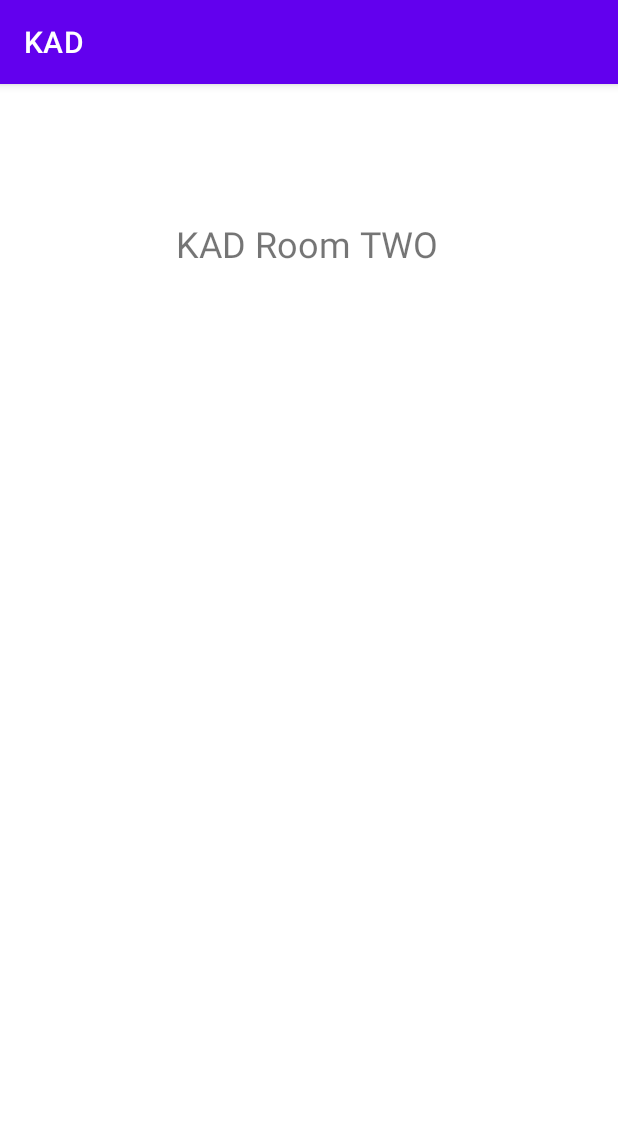
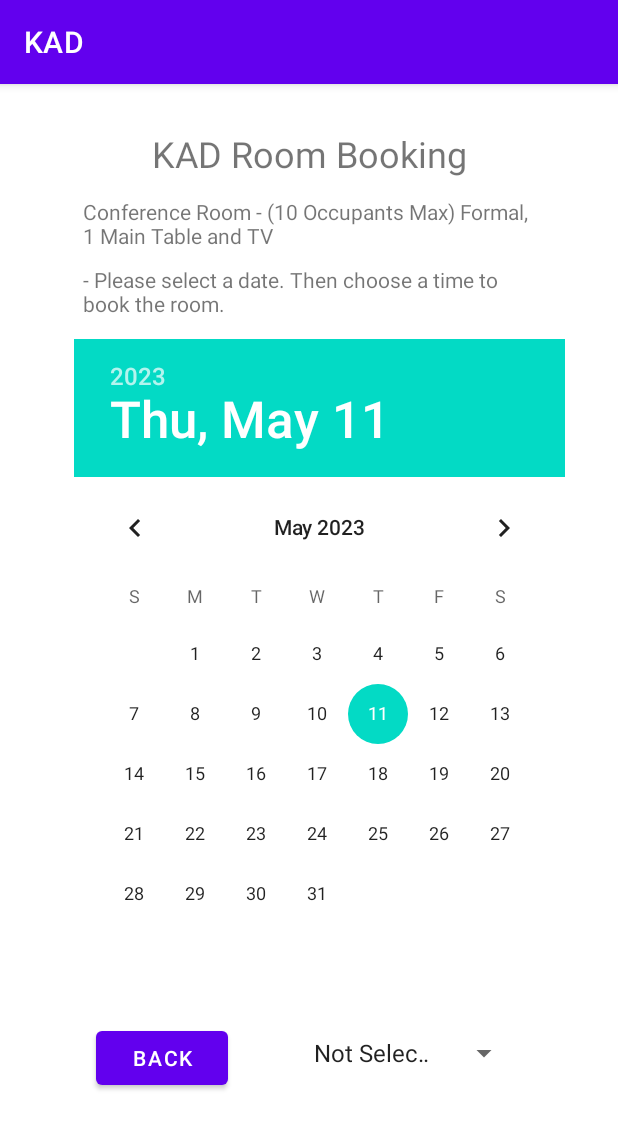
Before and after one commit to ArtLiathain/KadWebsite, an Android app: the RoomSelection screen opened directly, with no data from a screen before it, after a tap on "ROOM 2", on a phone screen of 412 x 824 dp. Shown: the top 1129 px of the screen. Run offline under Robolectric (Android 15) with nearby library versions, the phone set to English and light mode, and no system bars.

Commit message:
Refactor the room booking classes

```diff
--- a/app/src/main/AndroidManifest.xml
+++ b/app/src/main/AndroidManifest.xml
@@ -25,13 +25,7 @@
             android:name=".RoomSelection">
         </activity>
         <activity
-            android:name=".Room1">
-        </activity>
-        <activity
-            android:name=".Room2">
-        </activity>
-        <activity
-            android:name=".Room3">
+            android:name=".RoomBookingPage">
         </activity>
     </application>
 
--- a/app/src/main/java/com/example/kad/Room2.java
+++ /dev/null
@@ -1,13 +0,0 @@
-package com.example.kad;
-
-import android.os.Bundle;
-
-import androidx.appcompat.app.AppCompatActivity;
-
-public class Room2 extends AppCompatActivity {
-    @Override
-    protected void onCreate(Bundle savedInstanceState) {
-        super.onCreate(savedInstanceState);
-        setContentView(R.layout.room_2);
-    }
-}
--- a/app/src/main/java/com/example/kad/Room1.java
+++ b/app/src/main/java/com/example/kad/RoomBookingPage.java
@@ -16,7 +16,10 @@ import androidx.appcompat.app.AppCompatActivity;
 import java.util.Arrays;
 import java.util.List;
 
-public class Room1 extends AppCompatActivity { //--------------------------------------------------
+
+public class RoomBookingPage extends AppCompatActivity {
+
+
     Button RoomSelection;
     Spinner hoursAvailable;
     DatePicker datePicker;
@@ -26,35 +29,34 @@ public class Room1 extends AppCompatActivity { //-------------------------------
     @Override
     protected void onCreate(Bundle savedInstanceState) {
         super.onCreate(savedInstanceState);
-        setContentView(R.layout.room_1);
+        setContentView(R.layout.room_booking_page);
 
 // ---------------------------------Back Button---------------------------------
 
-        RoomSelection = findViewById(R.id.backRoom1);
+        RoomSelection = findViewById(R.id.backButtonRoomSelection);
         RoomSelection.setOnClickListener(new View.OnClickListener() {
             @Override
             public void onClick(View view) {
-                Intent intent = new Intent(Room1.this, RoomSelection.class);
+                Intent intent = new Intent(RoomBookingPage.this, RoomSelection.class);
                 startActivity(intent);
-                Toast.makeText(Room1.this, "The Back R1 Button Works", Toast.LENGTH_SHORT).show();
+                Toast.makeText(RoomBookingPage.this, "The Back Button Works", Toast.LENGTH_SHORT).show();
             }
         });
 
 
 // ---------------------------------Date Picker---------------------------------
 
-        datePicker = findViewById(R.id.datePicker1);
+        datePicker = findViewById(R.id.datePicker);
         datePicker.setOnDateChangedListener(new DatePicker.OnDateChangedListener() {
             @Override
             public void onDateChanged(DatePicker view, int year, int monthOfYear, int dayOfMonth) {
-                Toast.makeText(Room1.this, "Calendar Works " + dayOfMonth + ' ' + monthOfYear + ' ' + year, Toast.LENGTH_SHORT).show();
+                Toast.makeText(RoomBookingPage.this, "Calendar Works " + dayOfMonth + ' ' + monthOfYear + ' ' + year, Toast.LENGTH_SHORT).show();
             }
         });
 
-
 // ---------------------------------Hours Available---------------------------------
 
-        hoursAvailable = findViewById(R.id.hours_spinner);
+        hoursAvailable = findViewById(R.id.dropdownTimeSelection);
         // Retrieve a list of available times from a data source
         List<String> listHoursAvailable = functionListHoursAvailable();
         //functionListHoursAvailable();
@@ -84,5 +86,4 @@ public class Room1 extends AppCompatActivity { //-------------------------------
         // "10:00 AM", "11:00 AM", "12:00 PM", "1:00 PM", "2:00 PM", "3:00 PM"
         // 0, 1, 2, 3, 4, 5, 6, 7, 8, 9, 10
     }
-
 }
--- a/app/src/main/java/com/example/kad/RoomSelection.java
+++ b/app/src/main/java/com/example/kad/RoomSelection.java
@@ -27,7 +27,7 @@ public class RoomSelection extends AppCompatActivity {
         Room1.setOnClickListener(new View.OnClickListener() {
             @Override
             public void onClick(View view) {
-                Intent intent = new Intent(RoomSelection.this, Room1.class);
+                Intent intent = new Intent(RoomSelection.this, RoomBookingPage.class);
                 startActivity(intent);
                 Toast.makeText(RoomSelection.this, "The Room1 Button Works", Toast.LENGTH_SHORT).show();
             }
@@ -36,7 +36,7 @@ public class RoomSelection extends AppCompatActivity {
         Room2.setOnClickListener(new View.OnClickListener() {
             @Override
             public void onClick(View view) {
-                Intent intent = new Intent(RoomSelection.this, Room2.class);
+                Intent intent = new Intent(RoomSelection.this, RoomBookingPage.class);
                 startActivity(intent);
                 Toast.makeText(RoomSelection.this, "The Room2 Button Works", Toast.LENGTH_SHORT).show();
             }
@@ -45,7 +45,7 @@ public class RoomSelection extends AppCompatActivity {
         Room3.setOnClickListener(new View.OnClickListener() {
             @Override
             public void onClick(View view) {
-                Intent intent = new Intent(RoomSelection.this, Room3.class);
+                Intent intent = new Intent(RoomSelection.this, RoomBookingPage.class);
                 startActivity(intent);
                 Toast.makeText(RoomSelection.this, "The Room3 Button Works", Toast.LENGTH_SHORT).show();
             }
--- a/app/src/main/res/layout/room_2.xml
+++ /dev/null
@@ -1,19 +0,0 @@
-<?xml version="1.0" encoding="utf-8"?>
-<androidx.constraintlayout.widget.ConstraintLayout xmlns:android="http://schemas.android.com/apk/res/android"
-    android:layout_width="match_parent"
-    android:layout_height="match_parent"
-    xmlns:app="http://schemas.android.com/apk/res-auto">
-
-    <TextView
-        android:id="@+id/textView2"
-        android:layout_width="wrap_content"
-        android:layout_height="wrap_content"
-        android:layout_marginTop="90dp"
-        android:text="KAD Room TWO"
-        android:textSize="24sp"
-        app:layout_constraintEnd_toEndOf="parent"
-        app:layout_constraintHorizontal_bias="0.495"
-        app:layout_constraintStart_toStartOf="parent"
-        app:layout_constraintTop_toTopOf="parent" />
-
-</androidx.constraintlayout.widget.ConstraintLayout>
--- a/app/src/main/res/layout/room_1.xml
+++ b/app/src/main/res/layout/room_booking_page.xml
@@ -6,18 +6,18 @@
     xmlns:app="http://schemas.android.com/apk/res-auto">
 
     <TextView
-        android:id="@+id/textView2"
+        android:id="@+id/textViewTitle"
         android:layout_width="wrap_content"
         android:layout_height="wrap_content"
         android:layout_marginTop="30dp"
-        android:text="KAD Room ONE"
+        android:text="KAD Room Booking"
         android:textSize="24sp"
         app:layout_constraintEnd_toEndOf="parent"
         app:layout_constraintStart_toStartOf="parent"
         app:layout_constraintTop_toTopOf="parent" />
 
     <TextView
-        android:id="@+id/textView5"
+        android:id="@+id/textViewInfo"
         android:layout_width="300dp"
         android:layout_height="wrap_content"
         android:layout_marginStart="55dp"
@@ -27,7 +27,7 @@
         app:layout_constraintTop_toTopOf="parent" />
 
     <Spinner
-        android:id="@+id/hours_spinner"
+        android:id="@+id/dropdownTimeSelection"
         android:layout_width="145dp"
         android:layout_height="52dp"
         android:layout_marginTop="620dp"
@@ -37,7 +37,7 @@
         app:layout_constraintTop_toTopOf="parent" />
 
     <DatePicker
-        android:id="@+id/datePicker1"
+        android:id="@+id/datePicker"
         android:layout_width="327dp"
         android:layout_height="430dp"
         android:layout_marginTop="170dp"
@@ -47,7 +47,7 @@
         app:layout_constraintTop_toTopOf="parent" />
 
     <Button
-        android:id="@+id/backRoom1"
+        android:id="@+id/backButtonRoomSelection"
         android:layout_width="wrap_content"
         android:layout_height="wrap_content"
         android:layout_marginStart="64dp"
@@ -57,14 +57,13 @@
         app:layout_constraintTop_toTopOf="parent" />
 
     <TextView
-        android:id="@+id/textView6"
+        android:id="@+id/textViewInstruction"
         android:layout_width="302dp"
         android:layout_height="wrap_content"
         android:layout_marginStart="55dp"
         android:layout_marginTop="10dp"
         android:text="- Please select a date. Then choose a time to book the room."
         app:layout_constraintStart_toStartOf="parent"
-        app:layout_constraintTop_toBottomOf="@+id/textView5" />
-
+        app:layout_constraintTop_toBottomOf="@+id/textViewInfo" />
 
 </androidx.constraintlayout.widget.ConstraintLayout>
```
Also changed, not shown: app/src/main/java/com/example/kad/Room3.java (deleted, +0 -13 lines), app/src/main/res/layout/room_3.xml (deleted, +0 -20 lines).
